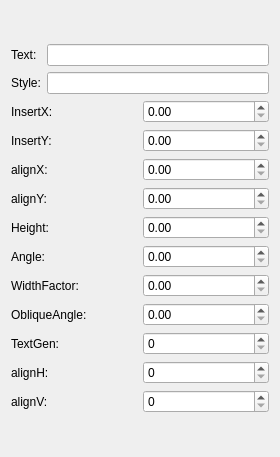
This is ShrikeDxf/TextAttritubeWidget.ui in whisper512/ShrikeDxf-V0.1 as Qt 5 draws it before an edit. The edited form follows.
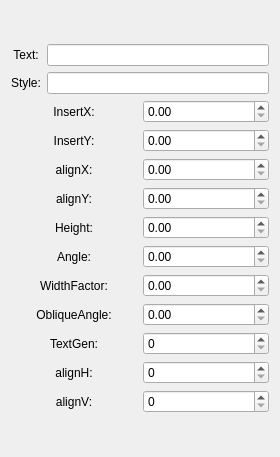
This is the edited form.

Commit message: 调整界面

Diff of the .ui file:
```diff
--- a/ShrikeDxf/TextAttritubeWidget.ui
+++ b/ShrikeDxf/TextAttritubeWidget.ui
@@ -34,6 +34,9 @@
        <property name="text">
         <string>Text:</string>
        </property>
+       <property name="alignment">
+        <set>Qt::AlignmentFlag::AlignCenter</set>
+       </property>
       </widget>
      </item>
      <item row="0" column="1">
@@ -58,6 +61,9 @@
        <property name="text">
         <string>InsertX:</string>
        </property>
+       <property name="alignment">
+        <set>Qt::AlignmentFlag::AlignCenter</set>
+       </property>
       </widget>
      </item>
      <item row="0" column="1">
@@ -72,6 +78,9 @@
        <property name="text">
         <string>InsertY:</string>
        </property>
+       <property name="alignment">
+        <set>Qt::AlignmentFlag::AlignCenter</set>
+       </property>
       </widget>
      </item>
      <item row="1" column="1">
@@ -86,6 +95,9 @@
        <property name="text">
         <string>alignX:</string>
        </property>
+       <property name="alignment">
+        <set>Qt::AlignmentFlag::AlignCenter</set>
+       </property>
       </widget>
      </item>
      <item row="2" column="1">
@@ -100,6 +112,9 @@
        <property name="text">
         <string>alignY:</string>
        </property>
+       <property name="alignment">
+        <set>Qt::AlignmentFlag::AlignCenter</set>
+       </property>
       </widget>
      </item>
      <item row="3" column="1">
@@ -114,6 +129,9 @@
        <property name="text">
         <string>Height:</string>
        </property>
+       <property name="alignment">
+        <set>Qt::AlignmentFlag::AlignCenter</set>
+       </property>
       </widget>
      </item>
      <item row="4" column="1">
@@ -128,6 +146,9 @@
        <property name="text">
         <string>Angle:</string>
        </property>
+       <property name="alignment">
+        <set>Qt::AlignmentFlag::AlignCenter</set>
+       </property>
       </widget>
      </item>
      <item row="5" column="1">
@@ -142,6 +163,9 @@
        <property name="text">
         <string>WidthFactor:</string>
        </property>
+       <property name="alignment">
+        <set>Qt::AlignmentFlag::AlignCenter</set>
+       </property>
       </widget>
      </item>
      <item row="6" column="1">
@@ -156,6 +180,9 @@
        <property name="text">
         <string>ObliqueAngle:</string>
        </property>
+       <property name="alignment">
+        <set>Qt::AlignmentFlag::AlignCenter</set>
+       </property>
       </widget>
      </item>
      <item row="7" column="1">
@@ -170,6 +197,9 @@
        <property name="text">
         <string>TextGen:</string>
        </property>
+       <property name="alignment">
+        <set>Qt::AlignmentFlag::AlignCenter</set>
+       </property>
       </widget>
      </item>
      <item row="8" column="1">
@@ -180,6 +210,9 @@
        <property name="text">
         <string>alignH:</string>
        </property>
+       <property name="alignment">
+        <set>Qt::AlignmentFlag::AlignCenter</set>
+       </property>
       </widget>
      </item>
      <item row="9" column="1">
@@ -190,6 +223,9 @@
        <property name="text">
         <string>alignV:</string>
        </property>
+       <property name="alignment">
+        <set>Qt::AlignmentFlag::AlignCenter</set>
+       </property>
       </widget>
      </item>
      <item row="10" column="1">
```
Left out of the diff: 3 changed lines with no effect on the pictures. The commit also changes 3 other files.
